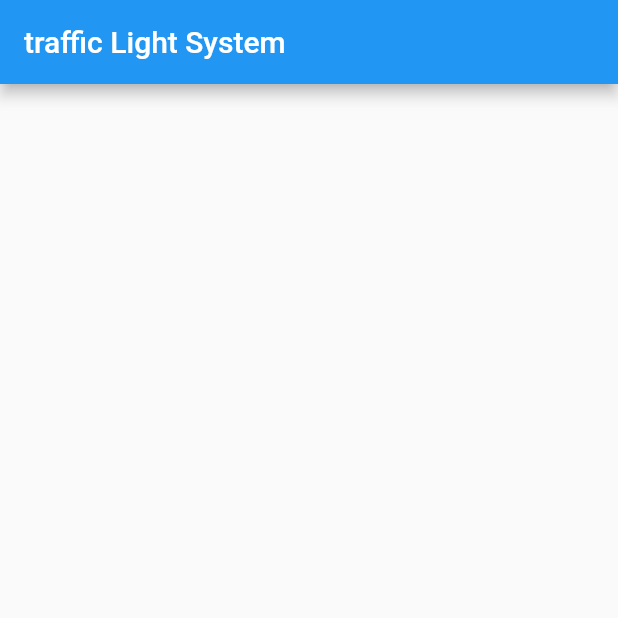
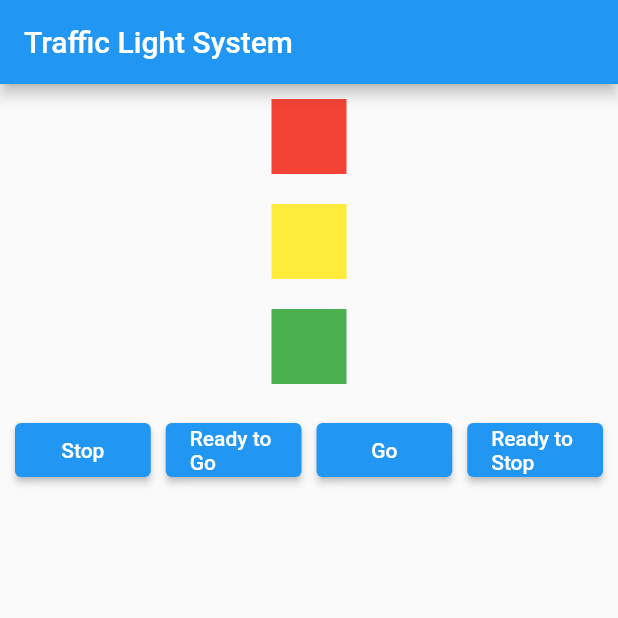
Before and after one commit to dulangakithmini/traffic-light-system, a Flutter app: the screen it shows after launch, on a phone screen of 412 x 824 dp, the top half of it. Run offline on Flutter 3.47's test engine with Material 2 defaults, Android fonts, the phone set to English and light mode, and no system bars.

Commit message:
Create HomeScreen class

```diff
--- a/lib/src/app.dart
+++ b/lib/src/app.dart
@@ -1,14 +1,12 @@
 import 'package:flutter/material.dart';
+
+import 'screens/home_screen.dart';
 
 class App extends StatelessWidget {
   @override
   Widget build(BuildContext context) {
     return MaterialApp(
-      home: Scaffold(
-        appBar: AppBar(
-          title: Text('traffic Light System'),
-        ),
-      ),
+      home: HomeScreen(),
     );
   }
 }
--- /dev/null
+++ b/lib/src/screens/home_screen.dart
@@ -0,0 +1,82 @@
+import 'package:flutter/material.dart';
+
+class HomeScreen extends StatelessWidget {
+  bool isLightOn = true;
+
+  @override
+  Widget build(BuildContext context) {
+    return Scaffold(
+      appBar: AppBar(
+        title: Text('Traffic Light System'),
+      ),
+      body: Column(
+        children: [
+          Container(
+            width: 50,
+            height: 50,
+            margin: EdgeInsets.all(10),
+            decoration: BoxDecoration(
+              color: isLightOn ? Colors.red : Colors.grey,
+            ),
+          ),
+          Container(
+            width: 50,
+            height: 50,
+            margin: EdgeInsets.all(10),
+            decoration: BoxDecoration(
+              color: isLightOn ? Colors.yellow : Colors.grey,
+            ),
+          ),
+          Container(
+            width: 50,
+            height: 50,
+            margin: EdgeInsets.all(10),
+            decoration: BoxDecoration(
+              color: isLightOn ? Colors.green : Colors.grey,
+            ),
+          ),
+          Container(
+            padding: EdgeInsets.all(10),
+            child: Row(
+              children: [
+                Expanded(
+                  child: ElevatedButton(
+                    onPressed: () {},
+                    child: Text('Stop'),
+                  ),
+                ),
+                SizedBox(
+                  width: 10,
+                ),
+                Expanded(
+                  child: ElevatedButton(
+                    onPressed: () {},
+                    child: Text('Ready to Go'),
+                  ),
+                ),
+                SizedBox(
+                  width: 10,
+                ),
+                Expanded(
+                  child: ElevatedButton(
+                    onPressed: () {},
+                    child: Text('Go'),
+                  ),
+                ),
+                SizedBox(
+                  width: 10,
+                ),
+                Expanded(
+                  child: ElevatedButton(
+                    onPressed: () {},
+                    child: Text('Ready to Stop'),
+                  ),
+                ),
+              ],
+            ),
+          ),
+        ],
+      ),
+    );
+  }
+}
```
Also changed, not shown: lib/src/screens/bloc/home_bloc.dart (added).
